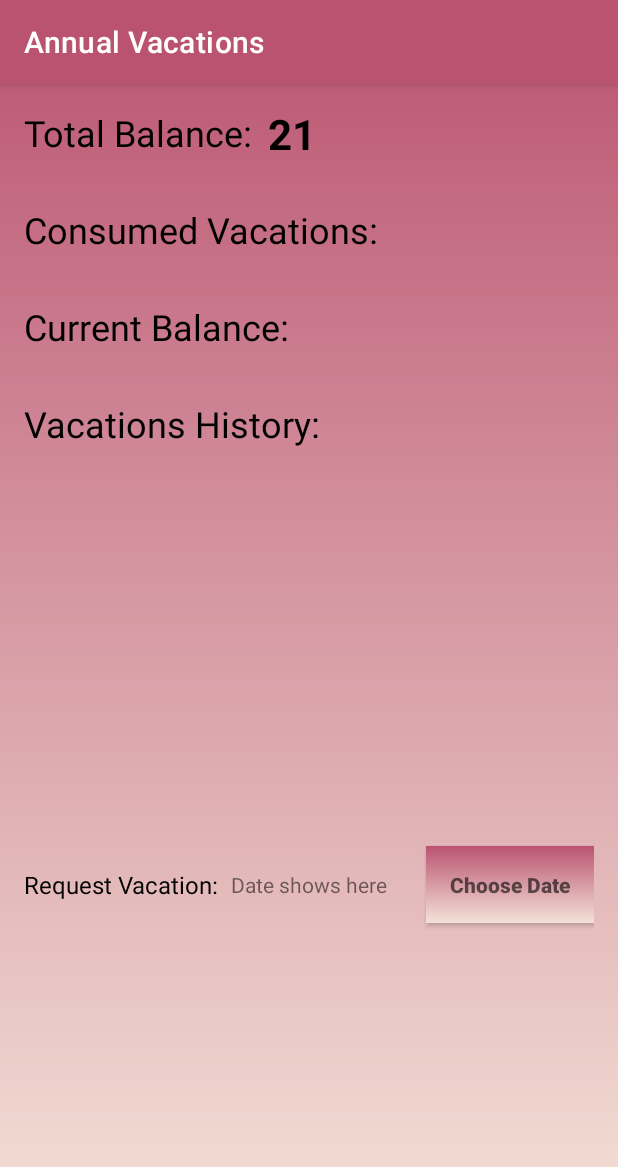
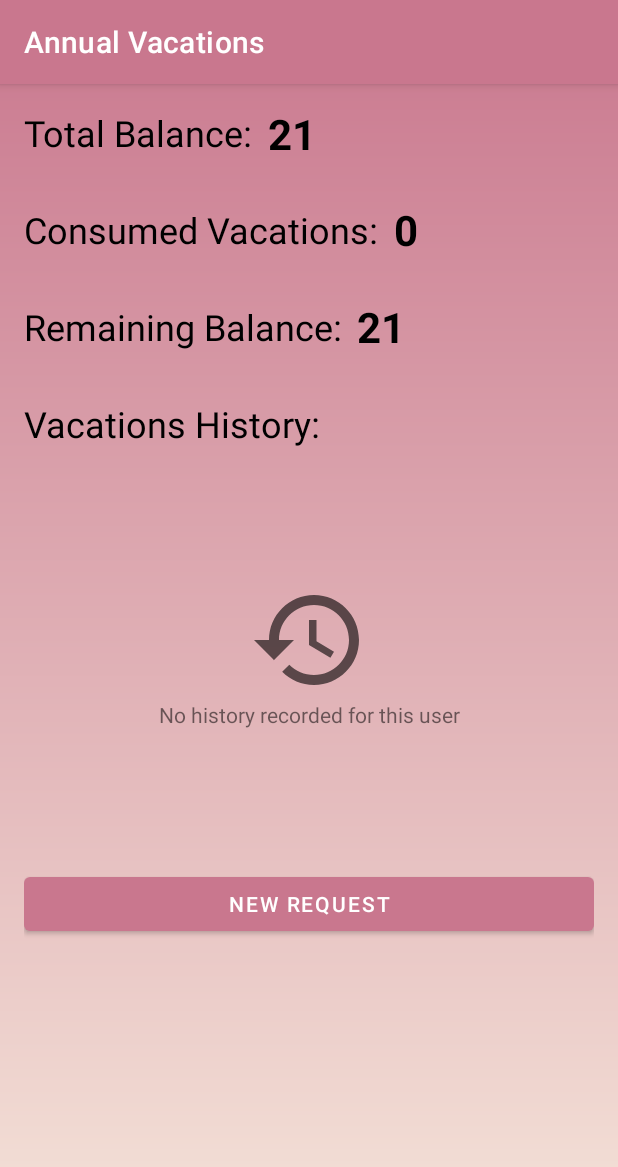
Before and after one commit to AhmedMaad/Employee-Tracker-App, an Android app: the AnnualVacationActivity screen opened directly, with no data from a screen before it, on a phone screen of 412 x 824 dp. Shown: the top 1167 px of the screen. Run offline under Robolectric (Android 15) with nearby library versions, the phone set to English and light mode, and no system bars; our stand-ins replace Firebase (no records; nobody signed in at launch, a user with empty details on screens opened directly); 1 statement that could not run was skipped.

Commit message:
employee annual vacation

```diff
--- a/app/src/main/AndroidManifest.xml
+++ b/app/src/main/AndroidManifest.xml
@@ -9,6 +9,9 @@
         android:roundIcon="@mipmap/ic_launcher_round"
         android:supportsRtl="true"
         android:theme="@style/Theme.ETA">
+        <activity
+            android:name=".employee.NewAnnualRequestActivity"
+            android:exported="false" />
         <activity
             android:name=".employee.SignInOutActivity"
             android:exported="false" />
--- a/app/src/main/java/com/maad/eta/employee/AnnualVacationActivity.kt
+++ b/app/src/main/java/com/maad/eta/employee/AnnualVacationActivity.kt
@@ -1,14 +1,68 @@
 package com.maad.eta.employee
 
+import android.content.Intent
 import androidx.appcompat.app.AppCompatActivity
 import android.os.Bundle
+import android.view.View
+import android.widget.ArrayAdapter
+import android.widget.Toast
+import com.google.firebase.firestore.FirebaseFirestore
+import com.google.firebase.firestore.ktx.firestore
+import com.google.firebase.ktx.Firebase
 import com.maad.eta.databinding.ActivityAnnualVacationBinding
 
 class AnnualVacationActivity : AppCompatActivity() {
+
+    var vacationsConsumed = 0
+    private lateinit var db: FirebaseFirestore
+    private lateinit var binding: ActivityAnnualVacationBinding
+    private val history = arrayListOf<String>()
+
     override fun onCreate(savedInstanceState: Bundle?) {
         super.onCreate(savedInstanceState)
-        val binding = ActivityAnnualVacationBinding.inflate(layoutInflater)
+        binding = ActivityAnnualVacationBinding.inflate(layoutInflater)
         setContentView(binding.root)
         title = "Annual Vacations"
+        db = Firebase.firestore
+
+        binding.newRequestBtn.setOnClickListener {
+            if (vacationsConsumed == 21)
+                Toast.makeText(this, "You have consumed all of your vacations", Toast.LENGTH_SHORT)
+                    .show()
+            else
+                startActivity(Intent(this, NewAnnualRequestActivity::class.java))
+        }
+
     }
+
+    override fun onResume() {
+        super.onResume()
+        db.collection("annualVacations").get().addOnSuccessListener {
+            val prefs = getSharedPreferences("settings", MODE_PRIVATE)
+            val id = prefs.getString("id", null)!!
+            history.clear()
+            val vacations = it.toObjects(Vacation::class.java)
+            for (vacation in vacations)
+                if (vacation.userId == id)
+                    history.add(vacation.date)
+
+            if (history.size == 0) {
+                binding.historyIv.visibility = View.VISIBLE
+                binding.historyTv.visibility = View.VISIBLE
+                binding.historyLv.visibility = View.INVISIBLE
+            } else {
+                binding.historyIv.visibility = View.INVISIBLE
+                binding.historyTv.visibility = View.INVISIBLE
+                binding.historyLv.visibility = View.VISIBLE
+                val adapter = ArrayAdapter(this, android.R.layout.simple_list_item_1, history)
+                binding.historyLv.adapter = adapter
+            }
+
+            vacationsConsumed = history.size
+            binding.consumedValueTv.text = vacationsConsumed.toString()
+            binding.remainingValueTv.text = (21 - vacationsConsumed).toString()
+            binding.progress.visibility = View.INVISIBLE
+        }
+    }
+
 }
--- /dev/null
+++ b/app/src/main/res/drawable/ic_history.xml
@@ -0,0 +1,10 @@
+<vector xmlns:android="http://schemas.android.com/apk/res/android"
+    android:width="24dp"
+    android:height="24dp"
+    android:viewportWidth="24"
+    android:viewportHeight="24"
+    android:tint="?attr/colorControlNormal">
+  <path
+      android:fillColor="@android:color/white"
+      android:pathData="M13,3c-4.97,0 -9,4.03 -9,9L1,12l3.89,3.89 0.07,0.14L9,12L6,12c0,-3.87 3.13,-7 7,-7s7,3.13 7,7 -3.13,7 -7,7c-1.93,0 -3.68,-0.79 -4.94,-2.06l-1.42,1.42C8.27,19.99 10.51,21 13,21c4.97,0 9,-4.03 9,-9s-4.03,-9 -9,-9zM12,8v5l4.28,2.54 0.72,-1.21 -3.5,-2.08L13.5,8L12,8z"/>
+</vector>
--- a/app/src/main/res/layout/activity_annual_vacation.xml
+++ b/app/src/main/res/layout/activity_annual_vacation.xml
@@ -1,11 +1,15 @@
 <?xml version="1.0" encoding="utf-8"?>
-<androidx.constraintlayout.widget.ConstraintLayout xmlns:android="http://schemas.android.com/apk/res/android"
+<ScrollView xmlns:android="http://schemas.android.com/apk/res/android"
     xmlns:app="http://schemas.android.com/apk/res-auto"
     xmlns:tools="http://schemas.android.com/tools"
     android:layout_width="match_parent"
     android:layout_height="match_parent"
     android:padding="16dp"
     tools:context=".employee.AnnualVacationActivity">
+
+    <androidx.constraintlayout.widget.ConstraintLayout
+        android:layout_width="match_parent"
+        android:layout_height="wrap_content">
 
         <TextView
             android:id="@+id/total_key_tv"
@@ -41,6 +45,7 @@
             app:layout_constraintTop_toBottomOf="@id/total_key_tv" />
 
         <TextView
+            android:id="@+id/consumed_value_tv"
             android:layout_width="wrap_content"
             android:layout_height="wrap_content"
             android:layout_marginStart="4dp"
@@ -57,13 +62,14 @@
             android:layout_width="wrap_content"
             android:layout_height="wrap_content"
             android:layout_marginTop="32dp"
-        android:text="Current Balance: "
+            android:text="Remaining Balance: "
             android:textColor="@color/black"
             android:textSize="24sp"
             app:layout_constraintStart_toStartOf="parent"
             app:layout_constraintTop_toBottomOf="@id/consumed_key_tv" />
 
         <TextView
+            android:id="@+id/remaining_value_tv"
             android:layout_width="wrap_content"
             android:layout_height="wrap_content"
             android:layout_marginStart="4dp"
@@ -93,37 +99,44 @@
             android:layout_marginTop="8dp"
             app:layout_constraintTop_toBottomOf="@id/history_key_tv" />
 
+        <ImageView
+            android:id="@+id/history_iv"
+            android:layout_width="80dp"
+            android:layout_height="80dp"
+            android:src="@drawable/ic_history"
+            android:visibility="invisible"
+            app:layout_constraintBottom_toBottomOf="@id/history_lv"
+            app:layout_constraintEnd_toEndOf="@id/history_lv"
+            app:layout_constraintStart_toStartOf="@id/history_lv"
+            app:layout_constraintTop_toTopOf="@id/history_lv" />
+
         <TextView
-        android:id="@+id/date_key_tv"
+            android:id="@+id/history_tv"
             android:layout_width="wrap_content"
             android:layout_height="wrap_content"
+            android:text="No history recorded for this user"
+            android:visibility="invisible"
+            app:layout_constraintEnd_toEndOf="@id/history_lv"
+            app:layout_constraintStart_toStartOf="@id/history_lv"
+            app:layout_constraintTop_toBottomOf="@id/history_iv" />
+
+        <Button
+            android:id="@+id/new_request_btn"
+            android:layout_width="match_parent"
+            android:layout_height="wrap_content"
             android:layout_marginTop="32dp"
-        android:text="Request Vacation:"
-        android:textColor="@color/black"
-        android:textSize="16sp"
-        app:layout_constraintStart_toStartOf="parent"
+            android:text="new request"
             app:layout_constraintTop_toBottomOf="@id/history_lv" />
 
-    <androidx.appcompat.widget.AppCompatButton
-        android:id="@+id/start_date_btn"
-        style="@style/BtnStyle"
+        <ProgressBar
+            android:id="@+id/progress"
             android:layout_width="wrap_content"
             android:layout_height="wrap_content"
-        android:hint="Choose Date"
-        android:padding="16dp"
-        app:layout_constraintBottom_toBottomOf="@id/date_key_tv"
+            app:layout_constraintBottom_toBottomOf="parent"
             app:layout_constraintEnd_toEndOf="parent"
-        app:layout_constraintTop_toBottomOf="@id/history_lv" />
-
-    <TextView
-        android:id="@+id/date_value_tv"
-        android:layout_width="wrap_content"
-        android:layout_height="wrap_content"
-        android:layout_marginStart="8dp"
-        android:text="Date shows here"
-        app:layout_constraintBottom_toBottomOf="@id/start_date_btn"
-        app:layout_constraintStart_toEndOf="@id/date_key_tv"
-        app:layout_constraintTop_toTopOf="@id/start_date_btn" />
-
+            app:layout_constraintStart_toStartOf="parent"
+            app:layout_constraintTop_toTopOf="parent" />
 
     </androidx.constraintlayout.widget.ConstraintLayout>
+
+</ScrollView>
--- a/app/src/main/res/values/colors.xml
+++ b/app/src/main/res/values/colors.xml
@@ -1,12 +1,12 @@
 <?xml version="1.0" encoding="utf-8"?>
 <resources>
     <color name="purple_200">#FFBB86FC</color>
-    <color name="purple_500">#ba5370</color>
-    <color name="purple_700">#ba5370</color>
+    <color name="purple_500">#c9778e</color>
+    <color name="purple_700">#c9778e</color>
     <color name="teal_200">#eed3c4</color>
     <color name="teal_700">#FF018786</color>
     <color name="black">#FF000000</color>
     <color name="white">#FFFFFFFF</color>
-    <color name="pink_dark">#ba5370</color>
+    <color name="pink_dark">#c9778e</color>
     <color name="pink_light">#f4e2d8</color>
 </resources>
--- a/app/src/main/res/values/strings.xml
+++ b/app/src/main/res/values/strings.xml
@@ -1,3 +1,4 @@
 <resources>
     <string name="app_name">ETA</string>
+    <string name="click_to_choose_date"><u>Click to choose date</u></string>
 </resources>
```
Also changed, not shown: app/src/main/java/com/maad/eta/employee/NewAnnualRequestActivity.kt (added, +53 -0 lines), app/src/main/java/com/maad/eta/employee/Vacation.kt (added, +9 -0 lines), app/src/main/res/layout/activity_add_employee.xml (+11 -4 lines), app/src/main/res/layout/activity_employee_home.xml (+12 -13 lines), app/src/main/res/layout/activity_new_annual_request.xml (added, +35 -0 lines). Lines whose indentation alone changed are shown as unchanged.
